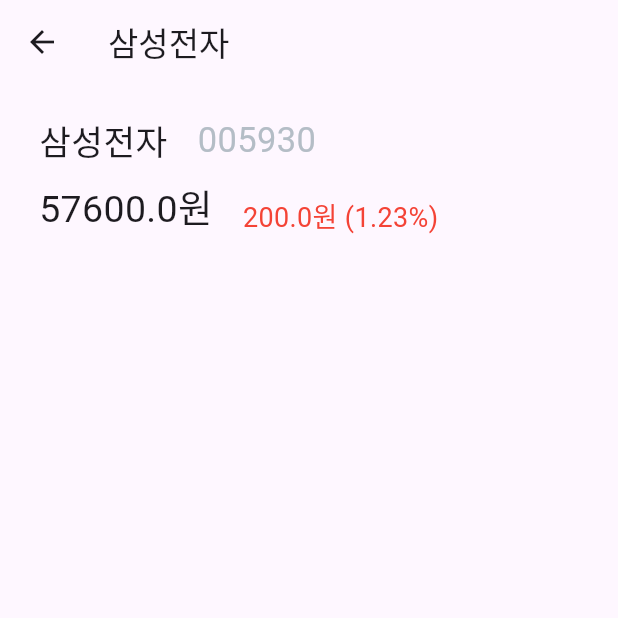
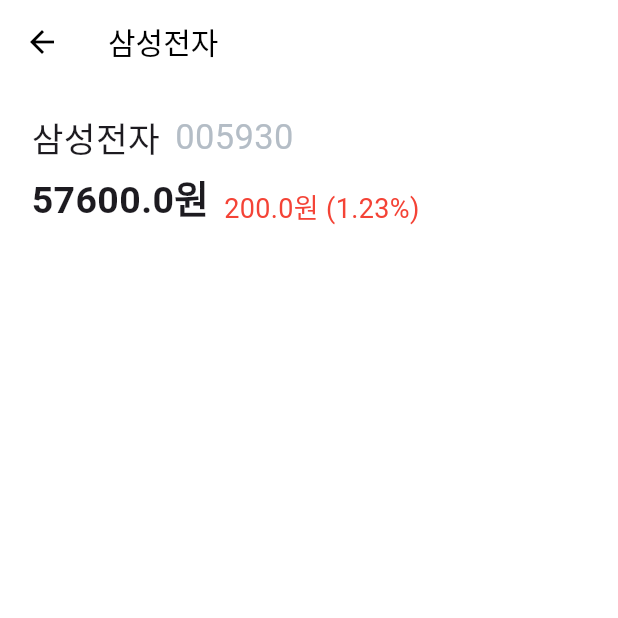
Before and after one commit to seo0o519/StocklyApp, a Flutter app: the screen it shows after launch, after a tap on an icon or button, on a phone screen of 412 x 824 dp, the top half of it. Run offline on Flutter 3.47's test engine with Material 3 defaults, Android fonts, the phone set to English and light mode, and no system bars; our stand-ins replace flutter_svg.

```diff
--- a/lib/main.dart
+++ b/lib/main.dart
@@ -10,7 +10,21 @@ class MyApp extends StatelessWidget {
   Widget build(BuildContext context) {
     return MaterialApp(
       title: 'Flutter Demo',
-      theme: ThemeData(primarySwatch: Colors.blue),
+      theme: ThemeData(
+        primarySwatch: Colors.blue,
+        scaffoldBackgroundColor: Colors.white, // 전체 배경색 흰색
+        appBarTheme: AppBarTheme(
+          backgroundColor: Colors.white, // 앱바 배경색 흰색
+          elevation: 0, // 앱바 그림자 제거
+          iconTheme: IconThemeData(color: Colors.black), // 앱바 아이콘 색상
+          titleTextStyle: TextStyle(color: Colors.black, fontSize: 20), // 앱바 제목 색상 및 스타일
+        ),
+        bottomNavigationBarTheme: BottomNavigationBarThemeData(
+          backgroundColor: Colors.white, // 하단 네비게이션 바 배경 흰색
+          selectedItemColor: Colors.black, // 선택된 탭 아이콘 및 글자 색
+          unselectedItemColor: Color(0xFFB4BDC6), // 선택되지 않은 탭 아이콘 및 글자 색
+        ),
+      ),
       initialRoute: '/',
       home: AppBottomNavigationBar(),
     );
--- a/lib/screens/details.dart
+++ b/lib/screens/details.dart
@@ -33,11 +33,11 @@ class DetailsScreen extends StatelessWidget {
               crossAxisAlignment: CrossAxisAlignment.start,
               children: [
                 Padding(
-                  padding: const EdgeInsets.symmetric(vertical: 5, horizontal:10),
+                  padding: const EdgeInsets.symmetric(vertical: 3, horizontal:5),
                   child: Text('$name', style: const TextStyle(fontSize: 23)),
                 ),
                 Padding(
-                  padding: const EdgeInsets.symmetric(vertical: 5, horizontal:10),
+                  padding: const EdgeInsets.symmetric(vertical: 3, horizontal:5),
                   child: Text('$symbol', style: const TextStyle(fontSize: 23, color: Color(0xFFB4BDC6))),
                 ),
               ],
@@ -46,11 +46,11 @@ class DetailsScreen extends StatelessWidget {
               crossAxisAlignment: CrossAxisAlignment.end,
               children: [
                 Padding(
-                  padding: const EdgeInsets.symmetric(vertical: 5, horizontal:10),
-                  child: Text('$close원', style: const TextStyle(fontSize: 25)),
+                  padding: const EdgeInsets.symmetric(vertical: 3, horizontal:5),
+                  child: Text('$close원', style: const TextStyle(fontSize: 25, fontWeight: FontWeight.bold)),
                 ),
                 Padding(
-                  padding: const EdgeInsets.symmetric(vertical: 5, horizontal:10),
+                  padding: const EdgeInsets.symmetric(vertical: 3, horizontal:5),
                   child:
                     Text(
                       '$ratePrice원 ($rate%)',
--- a/lib/widgets/bottom_navigation_bar.dart
+++ b/lib/widgets/bottom_navigation_bar.dart
@@ -32,8 +32,6 @@ class _AppBottomNavigationBarState extends State<AppBottomNavigationBar> {
       bottomNavigationBar: BottomNavigationBar(
         currentIndex: _currentIndex, // 현재 인덱스
         onTap: _onTabTapped, // 탭 선택 시 실행
-        selectedItemColor: Colors.black, // 선택된 탭 아이콘 및 글자 색
-        unselectedItemColor: Color(0xFFB4BDC6), // 선택되지 않은 탭 아이콘 및 글자 색
         type: BottomNavigationBarType.fixed, // 애니메이션 없애기
         items: const [
           BottomNavigationBarItem(
--- a/pubspec.yaml
+++ b/pubspec.yaml
@@ -30,6 +30,7 @@ environment:
 dependencies:
   flutter:
     sdk: flutter
+  flutter_svg: ^2.0.14
 
 
   # The following adds the Cupertino Icons font to your application.
```
Also changed, not shown: lib/screens/settings.dart (+101 -2 lines), assets/user.svg (added), pubspec.lock.
